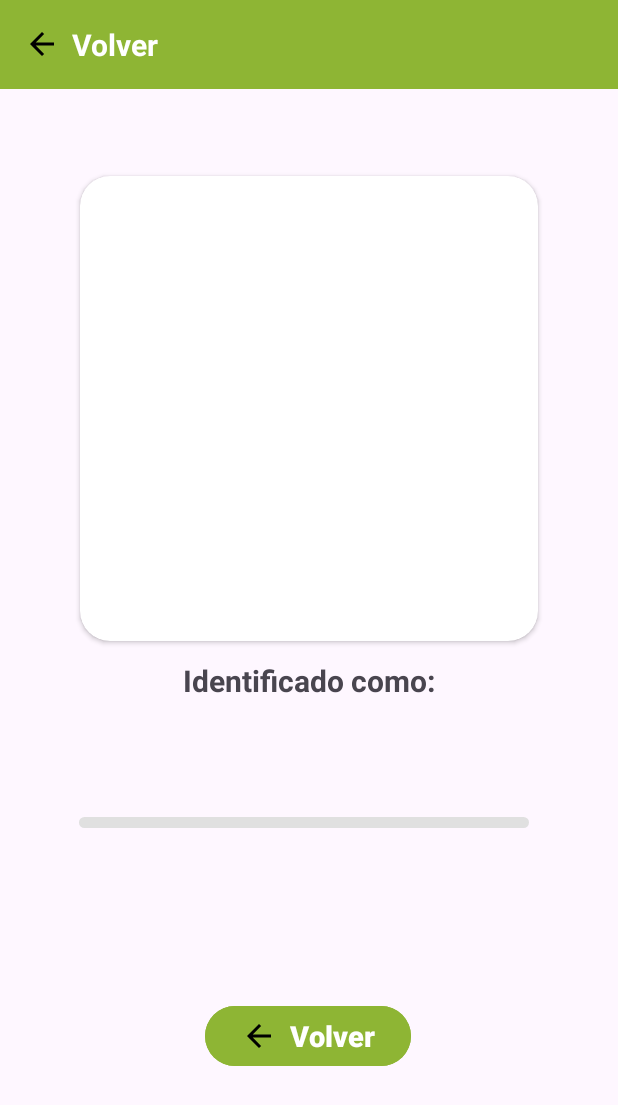
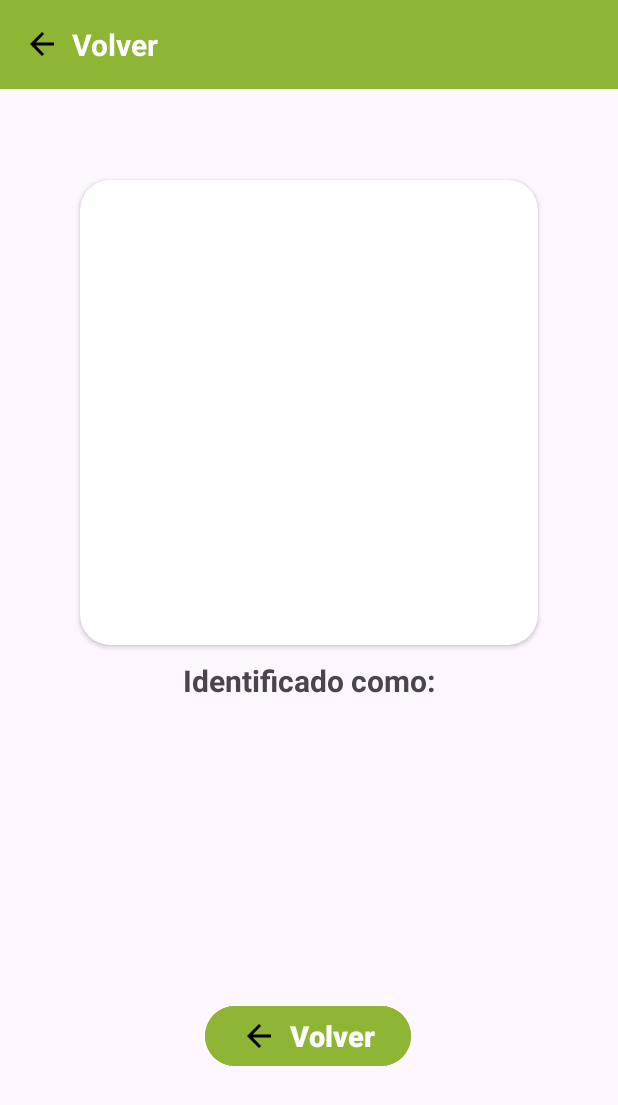
Before and after one commit to AngelGavilanez2023/tesis_app_identificacion_hojas_papa, an Android app: the ResultadosActivity screen opened directly, with no data from a screen before it, on a phone screen of 412 x 824 dp. Shown: the top 1105 px of the screen. Run offline under Robolectric (Android 15) with nearby library versions, the phone set to English and light mode, and no system bars; 1 statement that could not run was skipped.

Commit message:
ProgressBar ya no sale cuando no es una planta v.13

```diff
--- a/app/src/main/java/com/example/base4/ResultadosActivity.java
+++ b/app/src/main/java/com/example/base4/ResultadosActivity.java
@@ -35,7 +35,15 @@ public class ResultadosActivity extends AppCompatActivity {
 
         // Barra de progreso
         ProgressBar progressBar = findViewById(R.id.progressBar);
-        progressBar.setProgress((int) precision);
+
+        if (precision > 0.0f) {
+            // Se detecta una hoja, configurar la visibilidad y el progreso de la barra
+            progressBar.setVisibility(View.VISIBLE);
+            progressBar.setProgress((int) precision);
+        } else {
+            // No se detecta una hoja, ocultar la barra de progreso
+            progressBar.setVisibility(View.GONE);
+        }
 
         // Obtener el color de la barra de progreso del estilo
         TypedArray ta = obtainStyledAttributes(R.style.ProgressBarStyle, new int[]{android.R.attr.progressDrawable});
@@ -44,9 +52,6 @@ public class ResultadosActivity extends AppCompatActivity {
 
         // Configurar el progreso con el estilo personalizado
         progressBar.setProgressDrawable(progressDrawable);
-
-        // Cambiar la visibilidad de la barra de progreso
-        progressBar.setVisibility(View.VISIBLE);
 
         // Asignar los datos a los elementos de la interfaz de usuario en ResultadosActivity
         TextView resultadoTextView = findViewById(R.id.result);
```
